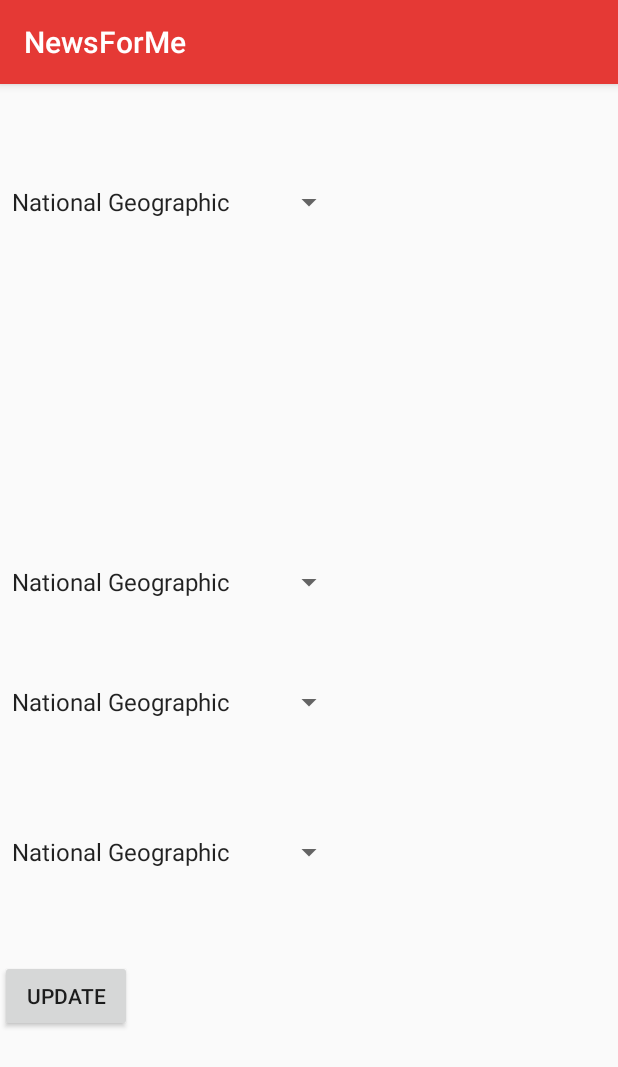
After one commit to jinwookh/newsforme, an Android app: the settingActivity screen opened directly, with no data from a screen before it, on a phone screen of 412 x 824 dp. The commit adds this screen. Shown: the top 1067 px of the screen. Run offline under Robolectric (Android 15) with nearby library versions, the phone set to English and light mode, and no system bars.

Commit message:
spinner added, also setting activity added

```diff
--- a/app/src/main/AndroidManifest.xml
+++ b/app/src/main/AndroidManifest.xml
@@ -1,8 +1,9 @@
 <?xml version="1.0" encoding="utf-8"?>
 <manifest xmlns:android="http://schemas.android.com/apk/res/android"
     package="com.example.minkyung.newsforme">
-    <uses-permission android:name="android.permission.ACCESS_NETWORK_STATE"/>
-    <uses-permission android:name="android.permission.INTERNET"/>
+
+    <uses-permission android:name="android.permission.ACCESS_NETWORK_STATE" />
+    <uses-permission android:name="android.permission.INTERNET" />
 
     <application
         android:allowBackup="true"
@@ -18,6 +19,7 @@
                 <category android:name="android.intent.category.LAUNCHER" />
             </intent-filter>
         </activity>
+        <activity android:name=".settingActivity"></activity>
     </application>
 
 </manifest>
--- a/app/src/main/java/com/example/minkyung/newsforme/AlJazeeraFragment.java
+++ b/app/src/main/java/com/example/minkyung/newsforme/AlJazeeraFragment.java
@@ -102,6 +102,6 @@ public class AlJazeeraFragment extends Fragment implements LoaderManager.LoaderC
         Log.i(LOG_TAG, "Loader created");
         //Since first parameter has to be Context, I used getActivity() method. Do not know what exact Activity is though.
         //Used getString method to convert R.String resource ID to String class.
-        return new NewsAsyncLoader(getActivity() ,getString(R.string.al_jazeera_api));
+        return new NewsAsyncLoader(getActivity() ,getString(R.string.al_jazeera_uri));
     }
 }
--- a/app/src/main/java/com/example/minkyung/newsforme/HinduFragment.java
+++ b/app/src/main/java/com/example/minkyung/newsforme/HinduFragment.java
@@ -103,6 +103,6 @@ public class HinduFragment extends Fragment implements LoaderManager.LoaderCallb
         Log.i(LOG_TAG, "Loader created");
         //Since first parameter has to be Context, I used getActivity() method. Do not know what exact Activity is though.
         //Used getString method to convert R.String resource ID to String class.
-        return new NewsAsyncLoader(getActivity() ,getString(R.string.the_hindu_api));
+        return new NewsAsyncLoader(getActivity() ,getString(R.string.the_hindu_uri));
     }
 }
--- a/app/src/main/java/com/example/minkyung/newsforme/NationalFragment.java
+++ b/app/src/main/java/com/example/minkyung/newsforme/NationalFragment.java
@@ -117,6 +117,6 @@ public class NationalFragment extends Fragment implements android.support.v4.app
         Log.i(LOG_TAG, "Loader created");
         //Since first parameter has to be Context, I used getActivity() method. Do not know what exact Activity is though.
         //Used getString method to convert R.String resource ID to String class.
-        return new NewsAsyncLoader(getActivity() ,getString(R.string.national_geographic_api));
+        return new NewsAsyncLoader(getActivity() ,getString(R.string.national_geographic_uri));
     }
 }
--- a/app/src/main/java/com/example/minkyung/newsforme/VergeFragment.java
+++ b/app/src/main/java/com/example/minkyung/newsforme/VergeFragment.java
@@ -103,6 +103,6 @@ public class VergeFragment extends Fragment implements LoaderManager.LoaderCallb
         Log.i(LOG_TAG, "Loader created");
         //Since first parameter has to be Context, I used getActivity() method. Do not know what exact Activity is though.
         //Used getString method to convert R.String resource ID to String class.
-        return new NewsAsyncLoader(getActivity() ,getString(R.string.the_verge_api));
+        return new NewsAsyncLoader(getActivity() ,getString(R.string.the_verge_uri));
     }
 }
--- /dev/null
+++ b/app/src/main/java/com/example/minkyung/newsforme/settingActivity.java
@@ -0,0 +1,200 @@
+package com.example.minkyung.newsforme;
+
+import android.content.Intent;
+import android.support.design.widget.FloatingActionButton;
+import android.support.v7.app.AppCompatActivity;
+import android.os.Bundle;
+import android.text.TextUtils;
+import android.view.View;
+import android.widget.AdapterView;
+import android.widget.ArrayAdapter;
+import android.widget.Button;
+import android.widget.Spinner;
+
+public class settingActivity extends AppCompatActivity {
+
+    private Spinner firstUriSpinner;
+
+    private Spinner secondUriSpinner;
+
+    private Spinner thirdUriSpinner;
+
+    private Spinner fourthUriSpinner;
+
+    private String uri1 = "";
+
+    private String uri2 = "";
+
+    private String uri3 = "";
+
+    private String uri4 ="";
+
+    @Override
+    protected void onCreate(Bundle savedInstanceState) {
+        super.onCreate(savedInstanceState);
+        setContentView(R.layout.activity_setting);
+
+        firstUriSpinner = (Spinner) findViewById(R.id.spinner);
+
+        secondUriSpinner = (Spinner) findViewById(R.id.spinner2);
+
+        thirdUriSpinner = (Spinner) findViewById(R.id.spinner3);
+
+        fourthUriSpinner = (Spinner) findViewById(R.id.spinner4);
+
+        setupSpinner();
+
+        Button button = (Button) findViewById(R.id.update_button);
+        button.setOnClickListener(new View.OnClickListener() {
+            @Override
+            public void onClick(View view) {
+
+            }
+        });
+    }
+
+    private void setupSpinner() {
+        // Create adapter for spinner. The list options are from the String array it will use
+        // the spinner will use the default layout
+        final ArrayAdapter uriSpinnerAdapter = ArrayAdapter.createFromResource(this,
+                R.array.array_uri_options, android.R.layout.simple_spinner_item);
+
+        // Specify dropdown layout style - simple list view with 1 item per line
+        uriSpinnerAdapter.setDropDownViewResource(android.R.layout.simple_dropdown_item_1line);
+
+        // Apply the adapter to the spinner
+        firstUriSpinner.setAdapter(uriSpinnerAdapter);
+        secondUriSpinner.setAdapter(uriSpinnerAdapter);
+        thirdUriSpinner.setAdapter(uriSpinnerAdapter);
+        fourthUriSpinner.setAdapter(uriSpinnerAdapter);
+
+        // Set the integer mSelected to the constant values
+        firstUriSpinner.setOnItemSelectedListener(new AdapterView.OnItemSelectedListener() {
+            @Override
+            public void onItemSelected(AdapterView<?> parent, View view, int position, long id) {
+                String selection = (String) parent.getItemAtPosition(position);
+                if (!TextUtils.isEmpty(selection)) {
+                    if (selection.equals(getString(R.string.al_jazeera))) {
+                        uri1 = getString(R.string.al_jazeera_uri);
+                    } else if (selection.equals(getString(R.string.national_geographic))) {
+                        uri1 = getString(R.string.national_geographic_uri);
+                    } else if (selection.equals(getString(R.string.the_hindu))){
+                        uri1 = getString(R.string.the_hindu_uri);
+                    } else if (selection.equals(getString(R.string.the_verge))){
+                        uri1 = getString(R.string.the_verge_uri);
+                    } else if (selection.equals(getString(R.string.american_conservative))){
+                        uri1 = getString(R.string.american_conversative_uri);
+                    } else if (selection.equals(getString(R.string.ars_technica))){
+                        uri1 = getString(R.string.ars_technica_uri);
+                    } else if (selection.equals(getString(R.string.hacker_news))){
+                        uri1 = getString(R.string.hacker_news_uri);
+                    } else if (selection.equals(getString(R.string.korea))){
+                        uri1 = getString(R.string.korea_uri);
+                    }
+                }
+            }
+
+            // Because AdapterView is an abstract class, onNothingSelected must be defined
+            @Override
+            public void onNothingSelected(AdapterView<?> parent) {
+                uri1 = getString(R.string.korea_uri);
+            }
+        });
+
+        secondUriSpinner.setOnItemSelectedListener(new AdapterView.OnItemSelectedListener() {
+            @Override
+            public void onItemSelected(AdapterView<?> parent, View view, int position, long id) {
+                String selection = (String) parent.getItemAtPosition(position);
+                if (!TextUtils.isEmpty(selection)) {
+                    if (selection.equals(getString(R.string.al_jazeera))) {
+                        uri2 = getString(R.string.al_jazeera_uri);
+                    } else if (selection.equals(getString(R.string.national_geographic))) {
+                        uri2 = getString(R.string.national_geographic_uri);
+                    } else if (selection.equals(getString(R.string.the_hindu))){
+                        uri2 = getString(R.string.the_hindu_uri);
+                    } else if (selection.equals(getString(R.string.the_verge))){
+                        uri2 = getString(R.string.the_verge_uri);
+                    } else if (selection.equals(getString(R.string.american_conservative))){
+                        uri2 = getString(R.string.american_conversative_uri);
+                    } else if (selection.equals(getString(R.string.ars_technica))){
+                        uri2 = getString(R.string.ars_technica_uri);
+                    } else if (selection.equals(getString(R.string.hacker_news))){
+                        uri2 = getString(R.string.hacker_news_uri);
+                    } else if (selection.equals(getString(R.string.korea))){
+                        uri2 = getString(R.string.korea_uri);
+                    }
+                }
+            }
+
+            // Because AdapterView is an abstract class, onNothingSelected must be defined
+            @Override
+            public void onNothingSelected(AdapterView<?> parent) {
+                uri2 = getString(R.string.national_geographic_uri);
+            }
+        });
+
+        thirdUriSpinner.setOnItemSelectedListener(new AdapterView.OnItemSelectedListener() {
+            @Override
+            public void onItemSelected(AdapterView<?> parent, View view, int position, long id) {
+                String selection = (String) parent.getItemAtPosition(position);
+                if (!TextUtils.isEmpty(selection)) {
+                    if (selection.equals(getString(R.string.al_jazeera))) {
+                        uri3 = getString(R.string.al_jazeera_uri);
+                    } else if (selection.equals(getString(R.string.national_geographic))) {
+                        uri3 = getString(R.string.national_geographic_uri);
+                    } else if (selection.equals(getString(R.string.the_hindu))){
+                        uri3 = getString(R.string.the_hindu_uri);
+                    } else if (selection.equals(getString(R.string.the_verge))){
+                        uri3 = getString(R.string.the_verge_uri);
+                    } else if (selection.equals(getString(R.string.american_conservative))){
+                        uri3 = getString(R.string.american_conversative_uri);
+                    } else if (selection.equals(getString(R.string.ars_technica))){
+                        uri3 = getString(R.string.ars_technica_uri);
+                    } else if (selection.equals(getString(R.string.hacker_news))){
+                        uri3 = getString(R.string.hacker_news_uri);
+                    } else if (selection.equals(getString(R.string.korea))){
+                        uri3 = getString(R.string.korea_uri);
+                    }
+                }
+            }
+
+            // Because AdapterView is an abstract class, onNothingSelected must be defined
+            @Override
+            public void onNothingSelected(AdapterView<?> parent) {
+                uri3 = getString(R.string.hacker_news_uri);
+            }
+        });
+
+        fourthUriSpinner.setOnItemSelectedListener(new AdapterView.OnItemSelectedListener() {
+            @Override
+            public void onItemSelected(AdapterView<?> parent, View view, int position, long id) {
+                String selection = (String) parent.getItemAtPosition(position);
+                if (!TextUtils.isEmpty(selection)) {
+                    if (selection.equals(getString(R.string.al_jazeera))) {
+                        uri4 = getString(R.string.al_jazeera_uri);
+                    } else if (selection.equals(getString(R.string.national_geographic))) {
+                        uri4 = getString(R.string.national_geographic_uri);
+                    } else if (selection.equals(getString(R.string.the_hindu))){
+                        uri4 = getString(R.string.the_hindu_uri);
+                    } else if (selection.equals(getString(R.string.the_verge))){
+                        uri4 = getString(R.string.the_verge_uri);
+                    } else if (selection.equals(getString(R.string.american_conservative))){
+                        uri4 = getString(R.string.american_conversative_uri);
+                    } else if (selection.equals(getString(R.string.ars_technica))){
+                        uri4 = getString(R.string.ars_technica_uri);
+                    } else if (selection.equals(getString(R.string.hacker_news))){
+                        uri4 = getString(R.string.hacker_news_uri);
+                    } else if (selection.equals(getString(R.string.korea))){
+                        uri4 = getString(R.string.korea_uri);
+                    }
+                }
+            }
+
+            // Because AdapterView is an abstract class, onNothingSelected must be defined
+            @Override
+            public void onNothingSelected(AdapterView<?> parent) {
+                uri4 = getString(R.string.american_conversative_uri);
+            }
+        });
+    }
+}
--- /dev/null
+++ b/app/src/main/res/layout/activity_setting.xml
@@ -0,0 +1,54 @@
+<?xml version="1.0" encoding="utf-8"?>
+<android.support.constraint.ConstraintLayout xmlns:android="http://schemas.android.com/apk/res/android"
+    xmlns:app="http://schemas.android.com/apk/res-auto"
+    xmlns:tools="http://schemas.android.com/tools"
+    android:layout_width="match_parent"
+    android:layout_height="match_parent"
+    tools:context=".settingActivity">
+
+    <Spinner
+        android:id="@+id/spinner"
+        android:layout_width="wrap_content"
+        android:layout_height="wrap_content"
+        android:layout_marginTop="8dp"
+        android:layout_marginBottom="10dp"
+        app:layout_constraintBottom_toTopOf="@+id/spinner2"
+        app:layout_constraintTop_toTopOf="parent"
+
+        app:layout_constraintVertical_bias="0.212"
+        tools:layout_editor_absoluteX="8dp" />
+
+    <Spinner
+        android:id="@+id/spinner2"
+        android:layout_width="wrap_content"
+        android:layout_height="wrap_content"
+
+        android:layout_marginBottom="56dp"
+        app:layout_constraintBottom_toTopOf="@+id/spinner3"
+        tools:layout_editor_absoluteX="8dp" />
+
+    <Spinner
+        android:id="@+id/spinner3"
+        android:layout_width="wrap_content"
+        android:layout_height="wrap_content"
+        android:layout_marginBottom="76dp"
+        app:layout_constraintBottom_toTopOf="@+id/spinner4"
+        tools:layout_editor_absoluteX="8dp" />
+
+    <Spinner
+        android:id="@+id/spinner4"
+        android:layout_width="wrap_content"
+        android:layout_height="wrap_content"
+        android:layout_marginBottom="244dp"
+        app:layout_constraintBottom_toBottomOf="parent"
+        tools:layout_editor_absoluteX="8dp" />
+
+    <Button
+        android:id="@+id/update_button"
+        android:layout_width="wrap_content"
+        android:layout_height="wrap_content"
+        android:layout_marginTop="60dp"
+        android:text="UPDATE"
+        app:layout_constraintTop_toBottomOf="@+id/spinner4"
+        tools:layout_editor_absoluteX="0dp" />
+</android.support.constraint.ConstraintLayout>
--- /dev/null
+++ b/app/src/main/res/values/array.xml
@@ -0,0 +1,16 @@
+<?xml version="1.0" encoding="utf-8"?>
+
+<resources>
+    <!-- These are the options displayed in the uri drop-down Spinner -->
+    <string-array name="array_uri_options">
+        <item>@string/national_geographic</item>
+        <item>@string/the_hindu</item>
+        <item>@string/the_verge</item>
+        <item>@string/al_jazeera</item>
+        <item>@string/american_conservative</item>
+        <item>@string/korea</item>
+        <item>@string/hacker_news</item>
+        <item>@string/ars_technica</item>
+    </string-array>
+
+</resources>
--- a/build.gradle
+++ b/build.gradle
@@ -2,10 +2,12 @@
 
 buildscript {
     repositories {
+        google()
         jcenter()
+        google()
     }
     dependencies {
-        classpath 'com.android.tools.build:gradle:2.3.0'
+        classpath 'com.android.tools.build:gradle:3.2.1'
 
         // NOTE: Do not place your application dependencies here; they belong
         // in the individual module build.gradle files
@@ -14,6 +16,7 @@ buildscript {
 
 allprojects {
     repositories {
+        google()
         jcenter()
     }
 }
```
Also changed, not shown: app/src/main/java/com/example/minkyung/newsforme/MainActivity.java (+19 -5 lines), app/src/main/java/com/example/minkyung/newsforme/data/MenuContract.java (added, +29 -0 lines), app/src/main/res/layout/activity_main.xml (+13 -1 lines), app/src/main/res/values/strings.xml (+31 -7 lines), gradle/wrapper/gradle-wrapper.properties, 1312 other files.
